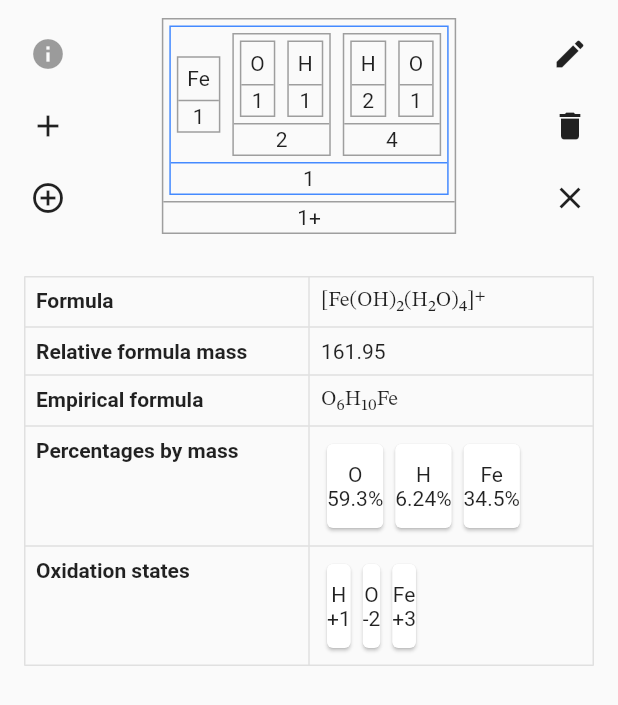
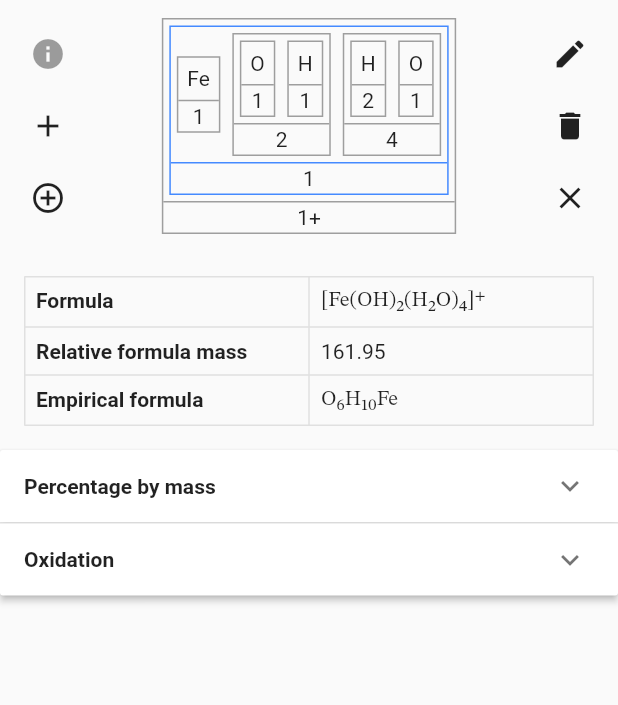
Before and after one commit to Mapioi/unhexennium, a Flutter app: the FormulaParent widget shown alone on an empty page, opened directly, on a phone screen of 412 x 824 dp. Shown: the top 705 px of the screen. Run offline on Flutter 3.47's test engine with Material 2 defaults, Android fonts, the phone set to English and light mode, and no system bars.

Commit message:
Move percentages and oxidation to ExpansionPanels and separate them from FormulaParent

```diff
--- a/lib/tabs/formula.dart
+++ b/lib/tabs/formula.dart
@@ -70,9 +70,9 @@ class InputBox extends StatelessWidget {
           ),
           // Style
           decoration: new BoxDecoration(
-              border: new Border.all(
-                  color: currentBorderColor = currentBorderColor)),
-//        padding: new EdgeInsets.all(3.0),
+            border:
+            new Border.all(color: currentBorderColor = currentBorderColor),
+          ),
           margin: new EdgeInsets.all(4.0),
           alignment: Alignment(0.0, 0.0),
         ));
@@ -102,6 +102,8 @@ class FormulaState {
   static int selectedBlockIndex = 0;
   static ElementSymbol underCursor =
       formulaFactory.elementsList[selectedBlockIndex].elementSymbol;
+
+  static List<bool> expansionPanelStates = [false, false];
 
   static void removeAtCursor() {
     setState(() {
@@ -218,6 +220,10 @@ class FormulaState {
       formula = formulaFactory.build();
     });
   }
+
+  static void toggleExpansionPanel(int index) =>
+      setState(
+              () => expansionPanelStates[index] = !expansionPanelStates[index]);
 }
 
 /// Formula Parent handles the top level
@@ -313,6 +319,50 @@ class FormulaParent extends StatelessWidget {
       currentSubscript = currentPair.subscript;
     }
 
+    List<ExpansionPanel> expansions = [
+      new ExpansionPanel(
+        headerBuilder: (BuildContext context, bool isOpen) {
+          return new Padding(
+            padding: new EdgeInsets.all(16.0),
+            child: new Text(
+              "Percentage by mass",
+              style: new TextStyle(fontWeight: FontWeight.bold),
+            ),
+          );
+        },
+        body: new Container(
+          padding: new EdgeInsets.all(8.0),
+          child: new MassPercentageCards(
+            percentages: FormulaState.formula.percentages,
+          ),
+        ),
+        isExpanded: FormulaState.expansionPanelStates[0],
+      ),
+    ];
+
+    Map<ElementSymbol, Rational> os = FormulaState.formula.oxidationStates;
+    if (os != null) {
+      expansions.add(
+        new ExpansionPanel(
+          headerBuilder: (BuildContext context, bool isOpen) {
+            return new Padding(
+              padding: new EdgeInsets.all(16.0),
+              child: new Text(
+                "Oxidation",
+                style: new TextStyle(fontWeight: FontWeight.bold),
+              ),
+            );
+          },
+          body: new Container(
+            padding: new EdgeInsets.fromLTRB(16.0, 0.0, 16.0, 10.0),
+            height: 80.0, // required for ListView
+            child: new OxidationCards(os: os),
+          ),
+          isExpanded: FormulaState.expansionPanelStates[1],
+        ),
+      );
+    }
+
     return new Column(children: [
       // Input space
       buildEditor(context, currentPair, currentSubscript),
@@ -323,6 +373,13 @@ class FormulaParent extends StatelessWidget {
         child: ListView(
           children: <Widget>[
             buildStaticData(),
+            new ExpansionPanelList(
+              expansionCallback: (int index, bool isExpanded) {
+                FormulaState.toggleExpansionPanel(index);
+              },
+              children: expansions,
+            ),
+            new SizedBox(height: 60.0) // spacer
           ],
         ),
       )
@@ -356,77 +413,19 @@ class FormulaParent extends StatelessWidget {
       );
     }
 
-    Map<ElementSymbol, num> percentages = FormulaState.formula.percentages;
-    if (percentages != null) {
+    BondType bondType = FormulaState.formula.bondType;
+    if (bondType != null) {
       data[new Text(
-        "Percentages by mass",
+        "Bond type",
         style: StaticTable.head,
-      )] = Container(
-        height: 64.0,
-        child: new ListView(
-          children: percentages.entries
-              .map(
-                (MapEntry<ElementSymbol, num> entry) => Card(
-                      child: Column(
-                        mainAxisAlignment: MainAxisAlignment.center,
-                        children: <Widget>[
-                          new Text(enumToString(entry.key)),
-                          new Text(entry.value.toStringAsPrecision(3) + '%'),
-                        ],
-                      ),
-                    ),
-              )
-              .toList(),
-          scrollDirection: Axis.horizontal,
-        ),
-      );
-    }
-
-    Map<ElementSymbol, Rational> os = FormulaState.formula.oxidationStates;
-    if (os != null) {
-      data[new Text(
-        "Oxidation states",
-        style: StaticTable.head,
-      )] = Container(
-        height: 64.0,
-        child: new ListView(
-          children: os.entries
-              .map(
-                (MapEntry<ElementSymbol, Rational> entry) => Card(
-                      child: Column(
-                        mainAxisAlignment: MainAxisAlignment.center,
-                        children: <Widget>[
-                          new Text(enumToString(entry.key)),
-                          new Text(
-                            (entry.value.numerator < 0
-                                    ? '-'
-                                    : entry.value.numerator == 0 ? '' : '+') +
-                                (entry.value.denominator == 1
-                                    ? entry.value.numerator.abs().toString()
-                                    : entry.value.abs.toString()),
-                          ),
-                        ],
-                      ),
-                    ),
-              )
-              .toList(),
-          scrollDirection: Axis.horizontal,
-        ),
-      );
-
-      BondType bondType = FormulaState.formula.bondType;
-      if (bondType != null) {
-        data[new Text(
-          "Bond type",
-          style: StaticTable.head,
-        )] = new Text(enumToString(bondType));
-      }
+      )] = new Text(enumToString(bondType));
     }
     return StaticTable(data);
   }
 
-  Widget buildEditor(BuildContext context, ElementSubscriptPair currentPair,
-      int currentSubscript) {
+  Widget buildEditor(BuildContext context,
+      ElementSubscriptPair currentPair,
+      int currentSubscript,) {
     return Padding(
       padding: const EdgeInsets.all(8.0),
       child: new Row(
@@ -522,3 +521,73 @@ class FormulaParent extends StatelessWidget {
     );
   }
 }
+
+class OxidationCards extends StatelessWidget {
+  final Map<ElementSymbol, Rational> os;
+
+  OxidationCards({Key key, this.os}) : super(key: key);
+
+  @override
+  Widget build(BuildContext context) {
+    return new ListView(
+      children: os.entries
+          .map(
+            (MapEntry<ElementSymbol, Rational> entry) =>
+            Card(
+              child: Padding(
+                padding: new EdgeInsets.all(10.0),
+                child: Column(
+                  mainAxisAlignment: MainAxisAlignment.center,
+                  children: <Widget>[
+                    new Text(enumToString(entry.key)),
+                    new Text(
+                      (entry.value.numerator < 0
+                          ? '-'
+                          : entry.value.numerator == 0 ? '' : '+') +
+                          (entry.value.denominator == 1
+                              ? entry.value.numerator.abs().toString()
+                              : entry.value.abs.toString()),
+                    ),
+                  ],
+                ),
+              ),
+            ),
+      )
+          .toList(),
+      scrollDirection: Axis.horizontal,
+    );
+  }
+}
+
+class MassPercentageCards extends StatelessWidget {
+  final Map<ElementSymbol, num> percentages;
+
+  MassPercentageCards({Key key, this.percentages}) : super(key: key);
+
+  @override
+  Widget build(BuildContext context) {
+    return new Container(
+      height: 64.0,
+      child: new ListView(
+        children: percentages.entries
+            .map(
+              (MapEntry<ElementSymbol, num> entry) =>
+              Card(
+                child: Padding(
+                  padding: new EdgeInsets.all(3.0),
+                  child: Column(
+                    mainAxisAlignment: MainAxisAlignment.center,
+                    children: <Widget>[
+                      new Text(enumToString(entry.key)),
+                      new Text(entry.value.toStringAsPrecision(3) + '%'),
+                    ],
+                  ),
+                ),
+              ),
+        )
+            .toList(),
+        scrollDirection: Axis.horizontal,
+      ),
+    );
+  }
+}
--- a/lib/tabs/table.dart
+++ b/lib/tabs/table.dart
@@ -18,7 +18,8 @@ class StaticTable extends StatelessWidget {
       child: Table(
         border: new TableBorder.all(color: Colors.grey[300]),
         children: data.entries
-              .map((MapEntry<Widget, Widget> row) => new TableRow(
+            .map((MapEntry<Widget, Widget> row) =>
+        new TableRow(
           children: <Widget>[
             new Padding(
               padding: new EdgeInsets.all(8.0),
@@ -30,7 +31,8 @@ class StaticTable extends StatelessWidget {
             )
           ],
         ))
-              .toList()),
+            .toList(),
+      ),
     );
   }
 }
```
Lines whose indentation alone changed are shown as unchanged.
